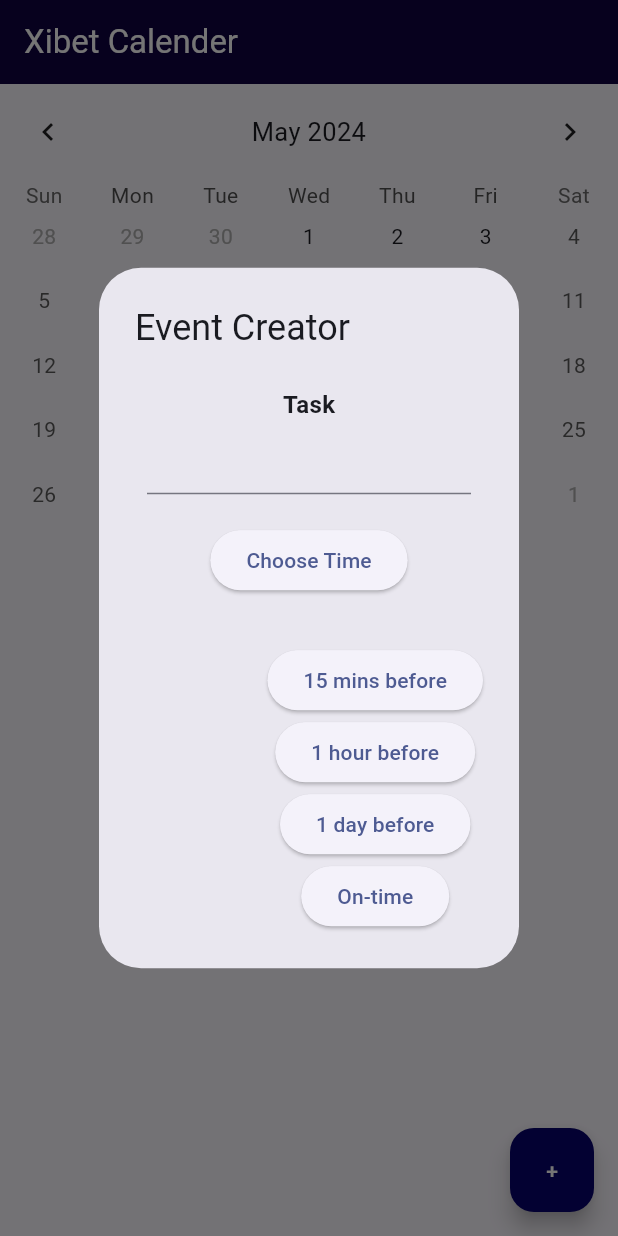
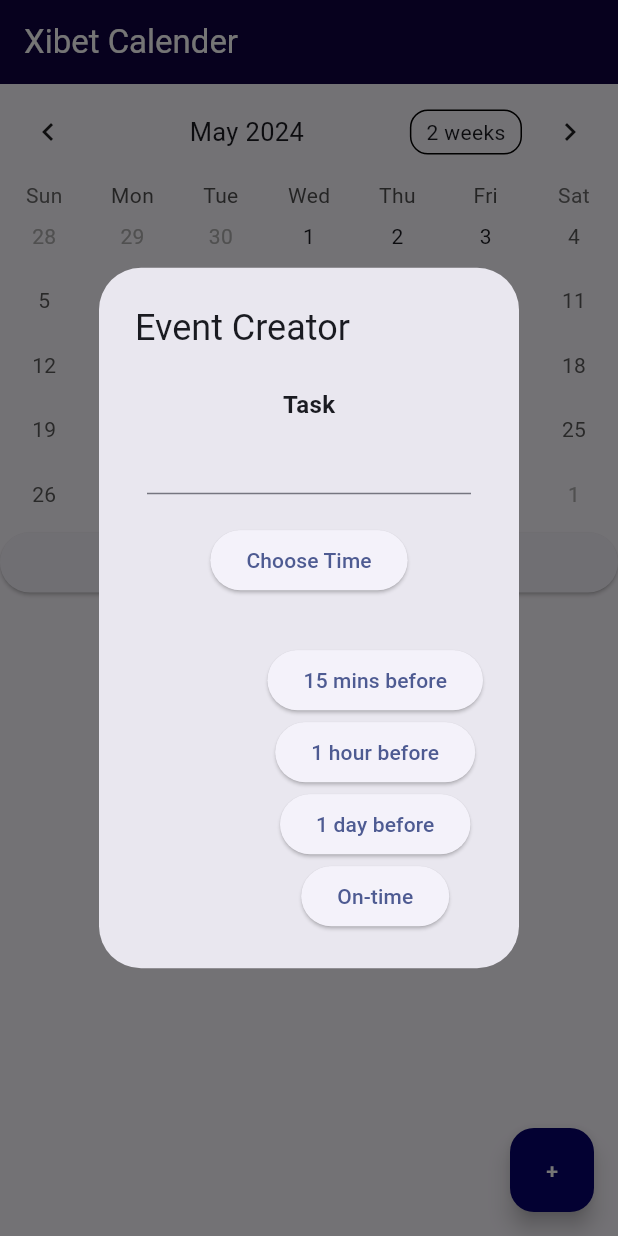
Before and after one commit to Imesh-Isuranga/Calender_App, a Flutter app: the screen it shows after launch, after a tap on an icon or button, on a phone screen of 412 x 824 dp. Run offline on Flutter 3.47's test engine with Material 3 defaults, Android fonts, the phone set to English and light mode, and no system bars; drawn by our look-alikes of table_calendar; our stand-ins replace flutter_local_notifications, rxdart, shared_preferences, timezone.

Commit message:
Added btn for add holidays etc

```diff
--- a/lib/calender.dart
+++ b/lib/calender.dart
@@ -1,7 +1,7 @@
 import 'package:calender_app/event.dart';
 import 'package:calender_app/notificationservice.dart';
 import 'package:flutter/material.dart';
-import 'package:fluttertoast/fluttertoast.dart';
+import 'package:intl/intl.dart';
 import 'package:shared_preferences/shared_preferences.dart';
 import 'package:table_calendar/table_calendar.dart';
 
@@ -15,12 +15,16 @@ class Calender extends StatefulWidget {
 class _CalenderState extends State<Calender> {
   TimeOfDay? selectedTime = TimeOfDay.now();
   DateTime selectedDateTime = DateTime.now();
+  DateTime selectedHoliday = DateTime.now();
   int secondsDifferencefor_15min = 0;
   int secondsDifferencefor_1h = 0;
   int secondsDifferencefor_1d = 0;
   int secondsDifferencefor_ontime = 0;
   int id = 0;
   List<String> stringList = [];
+  List<String> dateString = [];
+  List<String> timeString = [];
+  List<String> dateStringHolidays = [];
 
   final TextEditingController _eventController = TextEditingController();
   Map<DateTime, List<Event>> events = {};
@@ -29,26 +33,102 @@ class _CalenderState extends State<Calender> {
     final SharedPreferences prefs = await SharedPreferences.getInstance();
     setState(() {
       stringList = prefs.getStringList('myStringList') ?? [];
+      dateString = prefs.getStringList('dateString') ?? [];
+      timeString = prefs.getStringList('timeString') ?? [];
+      dateStringHolidays = prefs.getStringList('dateStringHolidays') ?? [];
     });
+
+    checkNotified();
   }
 
-  Future<void> _saveStringList(List<String> list) async {
+  Future<void> _saveHolidayList(List<String> holList) async {
+    final SharedPreferences prefs = await SharedPreferences.getInstance();
+    prefs.setStringList('dateStringHolidays', holList);
+  }
+
+  Future<void> _saveStringList(
+      List<String> list, List<String> dateSave, List<String> timeSave) async {
+    final SharedPreferences prefs = await SharedPreferences.getInstance();
+    prefs.setStringList('myStringList', list);
+    prefs.setStringList('dateString', dateSave);
+    prefs.setStringList('timeString', timeSave);
+  }
+
+  Future<void> _saveStringListOnly(List<String> list) async {
     final SharedPreferences prefs = await SharedPreferences.getInstance();
     prefs.setStringList('myStringList', list);
   }
 
   void addList() {
     setState(() {
-      stringList.add(
-          '${selectedDateTime.year}/${selectedDateTime.month}/${selectedDateTime.day} | ${selectedDateTime.hour}:${selectedDateTime.minute} - ${_eventController.text}');
-      _saveStringList(stringList);
+      DateTime dateTime = selectedDateTime; // your dateTime object
+      DateFormat dateFormat =
+          DateFormat("yyyy-MM-dd"); // how you want it to be formatted
+      DateFormat timeFormat =
+          DateFormat("HH:mm"); // how you want it to be formatted
+      String date = dateFormat.format(dateTime); // format it
+      String time = timeFormat.format(dateTime); // format it
+      stringList.add('$date | $time - ${_eventController.text}');
+      dateString.add(date);
+      timeString.add(time);
+      _saveStringList(stringList, dateString, timeString);
     });
+  }
+
+  void checkNotified() {
+    DateTime now = DateTime.now();
+    List<String> copyDateString = List.from(dateString);
+    int i = -1;
+    for (var date in copyDateString) {
+      DateTime day = DateTime.parse(date);
+
+      DateFormat dateFormat = DateFormat("yyyy-MM-dd");
+      DateFormat timeFormat = DateFormat("HH:mm");
+
+      String nowDate = dateFormat.format(now);
+
+      DateTime nowDate1 = DateTime.parse(nowDate);
+      i++;
+      if (nowDate1.isBefore(day) || nowDate1.isAtSameMomentAs(day)) {
+        DateTime time1 = timeFormat.parse(timeString[i]);
+        if (now.hour > (time1.hour)) {
+          stringList.removeAt(i);
+          dateString.removeAt(i);
+          timeString.removeAt(i);
+          i--;
+          _saveStringList(stringList, dateString, timeString);
+        } else if (now.hour == (time1.hour) && now.minute > (time1.minute)) {
+          stringList.removeAt(i);
+          dateString.removeAt(i);
+          timeString.removeAt(i);
+          i--;
+          _saveStringList(stringList, dateString, timeString);
+        } else {}
+      }
+    }
   }
 
   void _onDaySelected(DateTime day, DateTime focusDay) {
     setState(() {
       selectedDateTime = day;
     });
+  }
+
+  void showHolidaysDays() {
+    List<String> copydateStringHolidays = List.from(dateStringHolidays);
+    for (var holDays in copydateStringHolidays) {
+      DateTime day = DateTime.parse(holDays);
+    }
+  }
+
+  bool isHoliday(DateTime day) {
+    // Convert holiday dates from strings to DateTime objects
+    List<DateTime> holidayDates = dateStringHolidays
+        .map((dateString) => DateTime.parse(dateString))
+        .toList();
+
+    // Check if the given day is in the list of holiday dates
+    return holidayDates.any((holidayDate) => isSameDay(holidayDate, day));
   }
 
   LocalNotifications notificationService = LocalNotifications();
@@ -149,6 +229,7 @@ class _CalenderState extends State<Calender> {
                             payload: "This is schedule data",
                           );
                           addList();
+                          checkNotified();
                           _eventController.clear();
                           Navigator.pop(context);
                         },
@@ -166,6 +247,7 @@ class _CalenderState extends State<Calender> {
                             payload: "This is schedule data",
                           );
                           addList();
+                          checkNotified();
                           _eventController.clear();
                           Navigator.pop(context);
                         },
@@ -183,6 +265,7 @@ class _CalenderState extends State<Calender> {
                             payload: "This is schedule data",
                           );
                           addList();
+                          checkNotified();
                           _eventController.clear();
                           Navigator.pop(context);
                         },
@@ -198,6 +281,7 @@ class _CalenderState extends State<Calender> {
                             payload: "This is schedule data",
                           );
                           addList();
+                          checkNotified();
                           _eventController.clear();
                           Navigator.pop(context);
                         },
@@ -218,7 +302,7 @@ class _CalenderState extends State<Calender> {
             child: TableCalendar(
               rowHeight: 43,
               headerStyle: const HeaderStyle(
-                formatButtonVisible: false,
+                formatButtonVisible: true,
                 titleCentered: true,
               ),
               availableGestures: AvailableGestures.all,
@@ -227,8 +311,69 @@ class _CalenderState extends State<Calender> {
               firstDay: DateTime.utc(2010, 10, 16),
               lastDay: DateTime.utc(2030, 10, 16),
               onDaySelected: _onDaySelected,
+              holidayPredicate: isHoliday,
             ),
           ),
+          Container(
+            child: ElevatedButton(
+                onPressed: () {
+                  showDialog(
+                    context: context,
+                    builder: (context) {
+                      return AlertDialog(
+                        scrollable: true,
+                        title: const Text('Event Creator'),
+                        content: Padding(
+                          padding: const EdgeInsets.all(8),
+                          child: Column(children: [
+                            const Text(
+                              'Add Holidays',
+                              style: TextStyle(
+                                fontSize: 16,
+                                fontWeight: FontWeight.bold,
+                              ),
+                            ),
+                            ElevatedButton(
+                              onPressed: () async {
+                                selectedHoliday = (await showDatePicker(
+                                    context: context,
+                                    firstDate: DateTime(2010),
+                                    lastDate: DateTime(2030)))!;
+
+                                setState(() {
+                                  DateFormat dateFormat = DateFormat(
+                                      "yyyy-MM-dd"); // how you want it to be formatted
+                                  String holDate = dateFormat
+                                      .format(selectedHoliday); // format it
+                                  dateStringHolidays.add(holDate);
+                                  _saveHolidayList(dateStringHolidays);
+                                });
+                              },
+                              child: const Text('Choose Date'),
+                            )
+                          ]),
+                        ),
+                      );
+                    },
+                  );
+                },
+                child: Text('Holidays')),
+          ),
+          const SizedBox(
+      height: 20, // Adjust the height according to your preference
+    ),
+          const Text(
+            'Sheduled Tasks',
+            textAlign: TextAlign.center,
+            style: TextStyle(
+              color: Color.fromARGB(255, 4, 19, 85),
+              fontSize: 25,
+              fontWeight: FontWeight.w400,
+            ),
+          ),
+         const SizedBox(
+      height: 20, // Adjust the height according to your preference
+    ),
           ListView.builder(
             shrinkWrap: true,
             physics: const NeverScrollableScrollPhysics(),
@@ -239,8 +384,10 @@ class _CalenderState extends State<Calender> {
                 onDismissed: (direction) {
                   setState(() {
                     stringList.removeAt(index); // Remove the item from the list
+                    dateString.removeAt(index);
+                    timeString.removeAt(index);
                     LocalNotifications.cancel(index + 1);
-                    _saveStringList(stringList); // Save the updated list
+                    _saveStringListOnly(stringList); // Save the updated list
                   });
                 },
                 background: Container(
--- a/lib/splash.dart
+++ b/lib/splash.dart
@@ -48,9 +48,13 @@ class _SplashScreenState extends State<SplashScreen>
       body: Center(
         child: ScaleTransition(
           scale: _animation,
-          child: const Padding(
-            padding: EdgeInsets.all(8.0),
-            child: FlutterLogo(size: 150.0),
+          child: Padding(
+            padding: const EdgeInsets.all(8.0),
+            child: Image.asset(
+                  'assets/1.png',
+                  width: 150.0, // Set width as needed
+                  height: 150.0, // Set height as needed
+                ),
           ),
         ),
       ),
--- a/pubspec.yaml
+++ b/pubspec.yaml
@@ -42,6 +42,7 @@ dependencies:
   rxdart: ^0.27.7
   fluttertoast: ^8.2.5
   shared_preferences: ^2.2.3
+  intl: ^0.19.0
 
 dev_dependencies:
   flutter_test:
@@ -66,8 +67,8 @@ flutter:
   uses-material-design: true
 
   # To add assets to your application, add an assets section, like this:
-  # assets:
-  #   - images/a_dot_burr.jpeg
+  assets:
+      - assets/1.png
   #   - images/a_dot_ham.jpeg
 
   # An image asset can refer to one or more resolution-specific "variants", see
```
Also changed, not shown: assets/1 (2).png (added), pubspec.lock, 5 other files.
